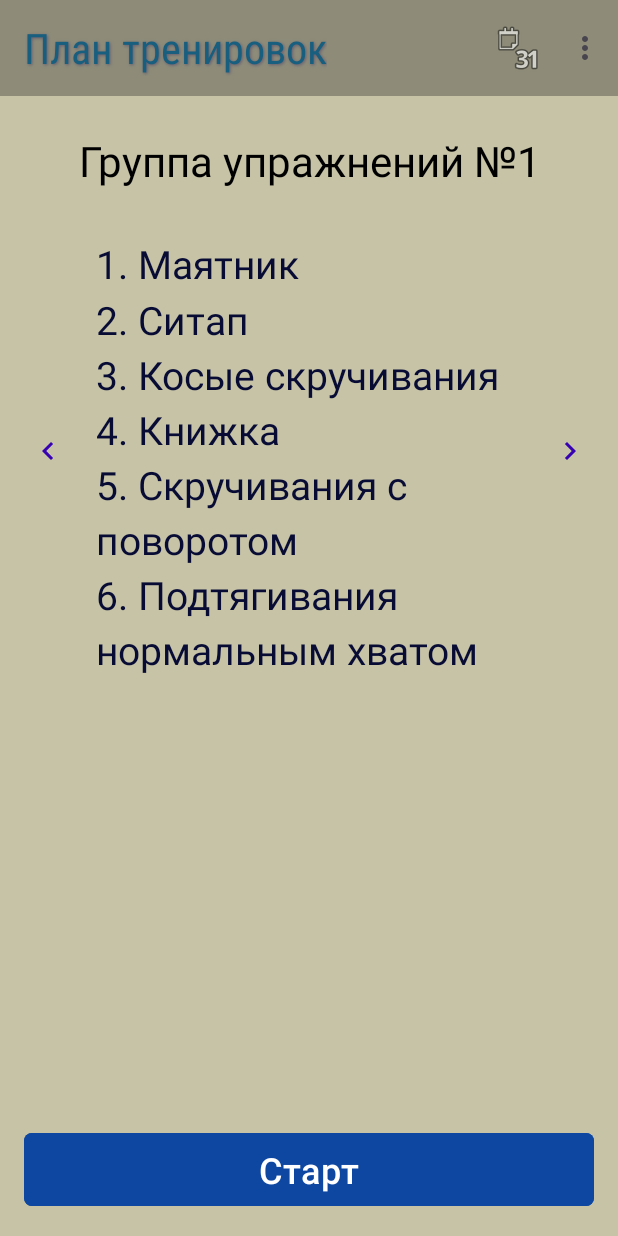
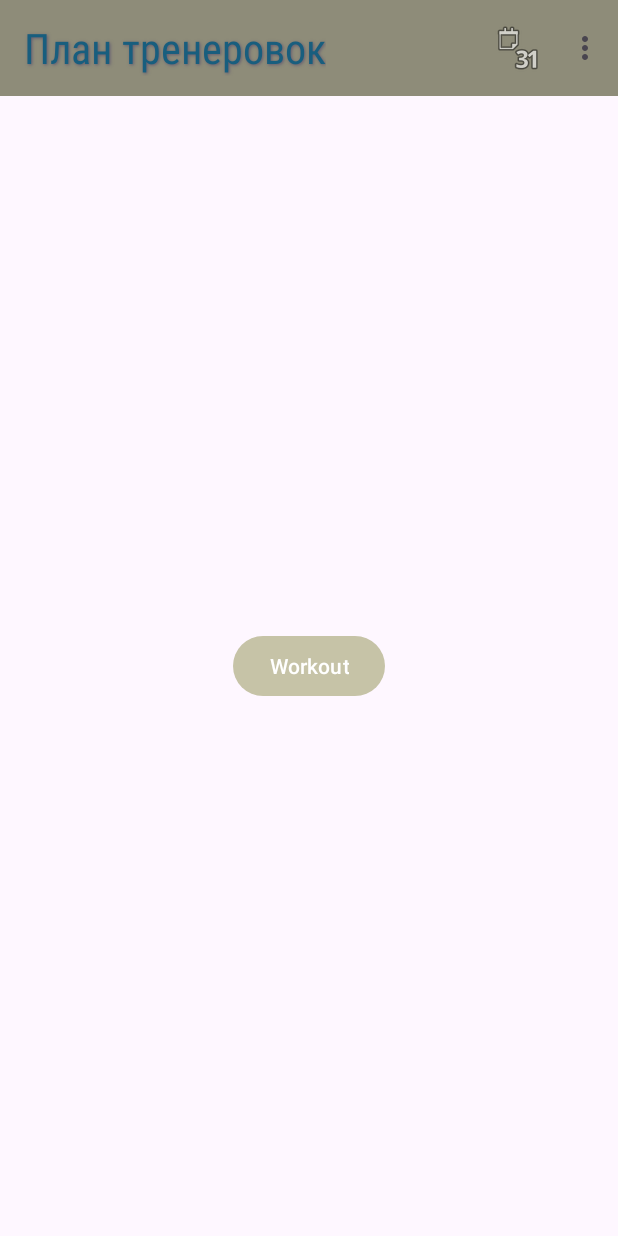
Before and after one commit to KotlyarovSergey/WorkoutSchedule, an Android app: the screen it shows after launch (MainActivity), on a phone screen of 412 x 824 dp. Run offline under Robolectric (Android 15) with nearby library versions, the phone set to English and light mode, and no system bars; our stand-ins replace data binding; Roboto replaces fonts that are not available here.

Commit message:
first sketch

```diff
--- a/app/src/main/AndroidManifest.xml
+++ b/app/src/main/AndroidManifest.xml
@@ -13,6 +13,9 @@
         android:theme="@style/Theme.WorkoutSchedule"
         tools:targetApi="31">
         <activity
+            android:name=".presentation.workout.WorkoutActivity"
+            android:exported="false" />
+        <activity
             android:name=".presentation.MainActivity"
             android:exported="true">
             <intent-filter>
@@ -21,6 +24,7 @@
                 <category android:name="android.intent.category.LAUNCHER" />
             </intent-filter>
         </activity>
+
         <meta-data
             android:name="preloaded_fonts"
             android:resource="@array/preloaded_fonts" />
--- /dev/null
+++ b/app/src/main/java/com/ksv/workoutschedule/presentation/GreetingFragment.kt
@@ -0,0 +1,37 @@
+package com.ksv.workoutschedule.presentation
+
+import android.content.Intent
+import android.os.Bundle
+import androidx.fragment.app.Fragment
+import android.view.LayoutInflater
+import android.view.View
+import android.view.ViewGroup
+import com.ksv.workoutschedule.R
+import com.ksv.workoutschedule.databinding.FragmentGreetingBinding
+import com.ksv.workoutschedule.presentation.workout.WorkoutActivity
+
+class GreetingFragment : Fragment() {
+    private var _binding: FragmentGreetingBinding? = null
+    private val binding get() = _binding!!
+
+    override fun onCreateView(
+        inflater: LayoutInflater, container: ViewGroup?,
+        savedInstanceState: Bundle?
+    ): View {
+        _binding = FragmentGreetingBinding.inflate(layoutInflater)
+        return binding.root
+    }
+
+    override fun onDestroy() {
+        super.onDestroy()
+        _binding = null
+    }
+
+    override fun onViewCreated(view: View, savedInstanceState: Bundle?) {
+        super.onViewCreated(view, savedInstanceState)
+        binding.workoutButton.setOnClickListener {
+            val intent = Intent(requireActivity(), WorkoutActivity::class.java)
+            startActivity(intent)
+        }
+    }
+}
--- a/app/src/main/java/com/ksv/workoutschedule/presentation/WorkoutFragment.kt
+++ b/app/src/main/java/com/ksv/workoutschedule/presentation/workout/WorkoutFragment.kt
@@ -1,4 +1,4 @@
-package com.ksv.workoutschedule.presentation
+package com.ksv.workoutschedule.presentation.workout
 
 import android.os.Bundle
 import android.view.LayoutInflater
--- a/app/src/main/java/com/ksv/workoutschedule/presentation/WorkoutViewModel.kt
+++ b/app/src/main/java/com/ksv/workoutschedule/presentation/workout/WorkoutViewModel.kt
@@ -1,4 +1,4 @@
-package com.ksv.workoutschedule.presentation
+package com.ksv.workoutschedule.presentation.workout
 
 import android.app.Application
 import androidx.lifecycle.AndroidViewModel
@@ -8,6 +8,7 @@ import com.ksv.workoutschedule.data.WorkoutRepository
 import com.ksv.workoutschedule.entity.HistoryItem
 import com.ksv.workoutschedule.domain.WorkoutPlan
 import com.ksv.workoutschedule.entity.WorkoutDate
+import com.ksv.workoutschedule.presentation.WorkoutState
 import com.ksv.workoutschedule.util.TimeConverter
 import kotlinx.coroutines.delay
 import kotlinx.coroutines.flow.MutableStateFlow
--- a/app/src/main/res/layout/activity_main.xml
+++ b/app/src/main/res/layout/activity_main.xml
@@ -18,7 +18,7 @@
 
         <androidx.fragment.app.FragmentContainerView
             android:id="@+id/fragment_container"
-            android:name="com.ksv.workoutschedule.presentation.WorkoutFragment"
+            android:name="com.ksv.workoutschedule.presentation.GreetingFragment"
             android:layout_width="match_parent"
             android:layout_height="match_parent"/>
 
--- /dev/null
+++ b/app/src/main/res/layout/fragment_greeting.xml
@@ -0,0 +1,18 @@
+<?xml version="1.0" encoding="utf-8"?>
+<layout xmlns:android="http://schemas.android.com/apk/res/android"
+    xmlns:tools="http://schemas.android.com/tools">
+
+<FrameLayout
+    android:layout_width="match_parent"
+    android:layout_height="match_parent"
+    tools:context=".presentation.GreetingFragment">
+
+    <Button
+        android:id="@+id/workout_button"
+        android:layout_width="wrap_content"
+        android:layout_height="wrap_content"
+        android:text="Workout"
+        android:layout_gravity="center"/>
+
+</FrameLayout>
+</layout>
--- a/app/src/main/res/layout/fragment_workout.xml
+++ b/app/src/main/res/layout/fragment_workout.xml
@@ -7,7 +7,7 @@
         android:layout_width="match_parent"
         android:layout_height="match_parent"
         android:background="@color/background"
-        tools:context=".presentation.WorkoutFragment">
+        tools:context=".presentation.workout.WorkoutFragment">
 
         <ScrollView
             android:layout_width="match_parent"
@@ -181,6 +181,6 @@
 
         <variable
             name="viewModel"
-            type="com.ksv.workoutschedule.presentation.WorkoutViewModel" />
+            type="com.ksv.workoutschedule.presentation.workout.WorkoutViewModel" />
     </data>
 </layout>
--- a/app/src/main/res/values/strings.xml
+++ b/app/src/main/res/values/strings.xml
@@ -19,5 +19,7 @@
     <string name="default_question">Вы уверены в своём выборе?</string>
     <string name="yes_answer_text">Да</string>
     <string name="no_answer_text">Нет</string>
+    <!-- TODO: Remove or change this placeholder text -->
+    <string name="hello_blank_fragment">Hello blank fragment</string>
 
 </resources>
```
Also changed, not shown: app/build.gradle.kts (+5 -5 lines), app/src/main/java/com/ksv/workoutschedule/presentation/workout/WorkoutActivity.kt (added, +16 -0 lines), app/src/main/res/layout/activity_workout.xml (added, +18 -0 lines).
